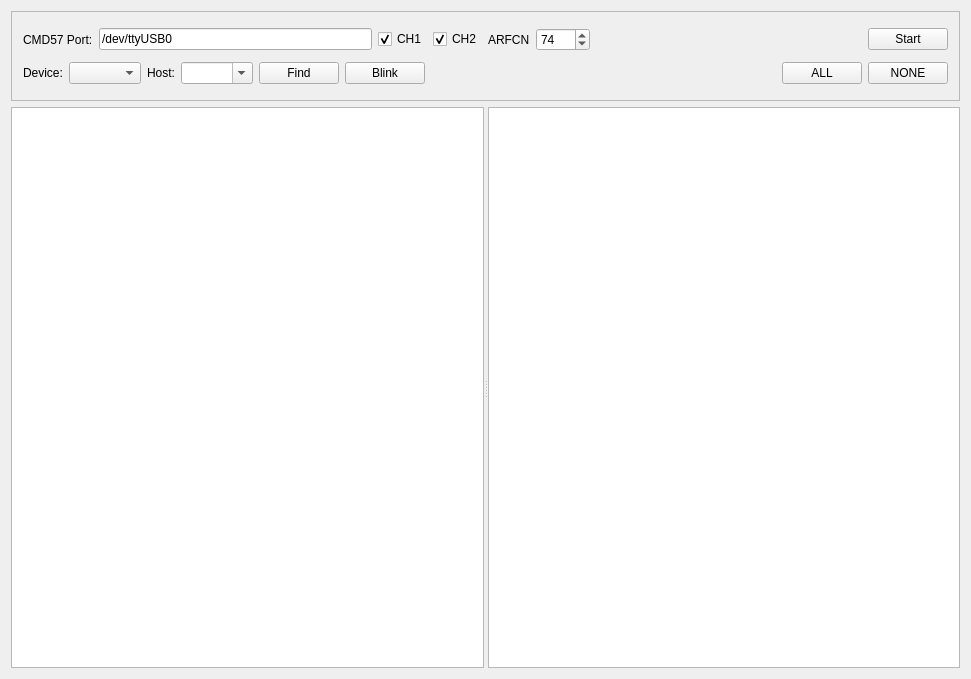
Qt form mainwindow.ui (fairwaves/pymtest) before a commit.
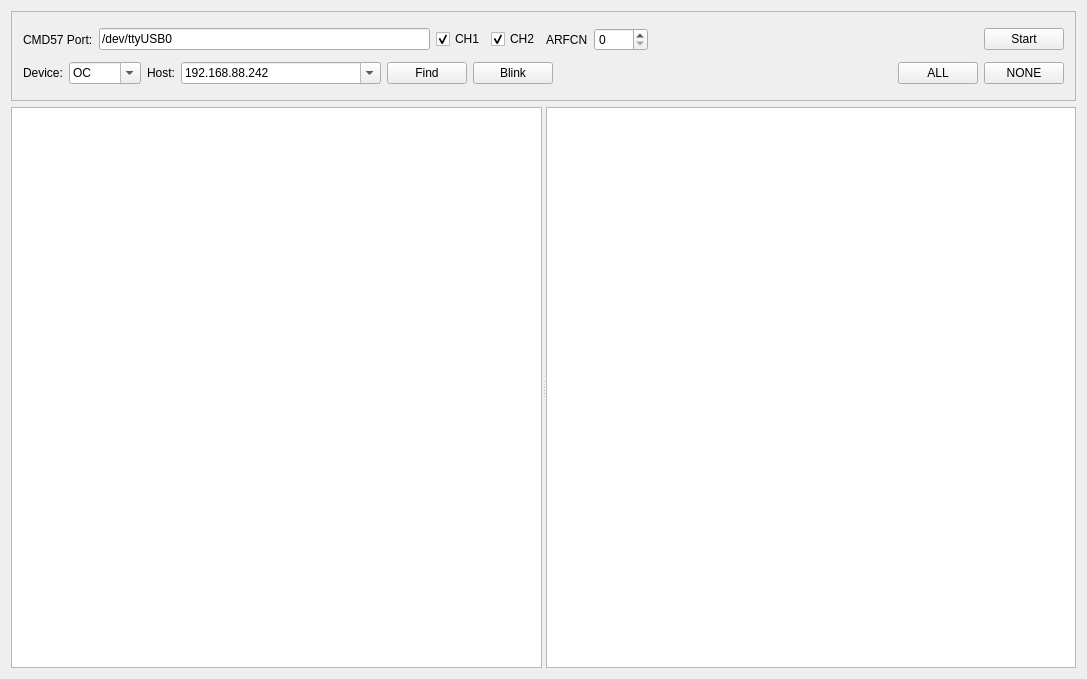
The same form after that commit.

Diff of the .ui file:
```diff
--- a/mainwindow.ui
+++ b/mainwindow.ui
@@ -6,7 +6,7 @@
    <rect>
     <x>0</x>
     <y>0</y>
-    <width>971</width>
+    <width>1087</width>
     <height>679</height>
    </rect>
   </property>
@@ -82,7 +82,7 @@
             <number>9999</number>
            </property>
            <property name="value">
-            <number>74</number>
+            <number>0</number>
            </property>
           </widget>
          </item>
@@ -121,7 +121,14 @@
           </widget>
          </item>
          <item>
-          <widget class="QComboBox" name="cbDevice"/>
+          <widget class="QComboBox" name="cbDevice">
+           <property name="editable">
+            <bool>true</bool>
+           </property>
+           <property name="currentText">
+            <string>OC</string>
+           </property>
+          </widget>
          </item>
          <item>
           <widget class="QLabel" name="label_3">
@@ -132,9 +139,23 @@
          </item>
          <item>
           <widget class="QComboBox" name="cbHosts">
+           <property name="minimumSize">
+            <size>
+             <width>200</width>
+             <height>0</height>
+            </size>
+           </property>
            <property name="editable">
             <bool>true</bool>
            </property>
+           <property name="currentText">
+            <string>192.168.88.242</string>
+           </property>
+           <item>
+            <property name="text">
+             <string>192.168.88.242</string>
+            </property>
+           </item>
           </widget>
          </item>
          <item>
```
